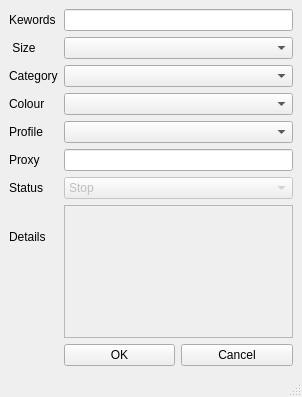
This is supreme/view/add_keywords.ui in phongtran0715/shoppingbot as Qt 5 draws it before an edit. The edited form follows.
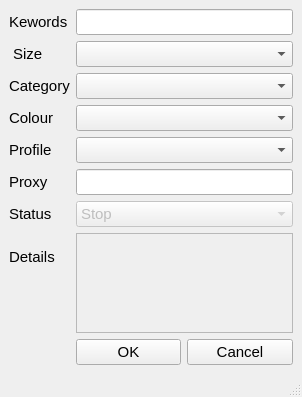
This is the edited form.

Diff of the .ui file:
```diff
--- a/supreme/view/add_keywords.ui
+++ b/supreme/view/add_keywords.ui
@@ -10,6 +10,11 @@
     <height>397</height>
    </rect>
   </property>
+  <property name="font">
+   <font>
+    <pointsize>11</pointsize>
+   </font>
+  </property>
   <property name="windowTitle">
    <string>Keywords monitoring</string>
   </property>
@@ -26,6 +31,11 @@
     </item>
     <item row="6" column="0">
      <widget class="QLabel" name="label_7">
+      <property name="font">
+       <font>
+        <pointsize>11</pointsize>
+       </font>
+      </property>
       <property name="text">
        <string>Status</string>
       </property>
@@ -33,6 +43,11 @@
     </item>
     <item row="3" column="0">
      <widget class="QLabel" name="label_4">
+      <property name="font">
+       <font>
+        <pointsize>11</pointsize>
+       </font>
+      </property>
       <property name="text">
        <string>Colour</string>
       </property>
@@ -67,6 +82,11 @@
     </item>
     <item row="9" column="1">
      <widget class="QPushButton" name="btnKeywordOK">
+      <property name="font">
+       <font>
+        <pointsize>11</pointsize>
+       </font>
+      </property>
       <property name="text">
        <string>OK</string>
       </property>
@@ -74,6 +94,11 @@
     </item>
     <item row="5" column="0">
      <widget class="QLabel" name="label_6">
+      <property name="font">
+       <font>
+        <pointsize>11</pointsize>
+       </font>
+      </property>
       <property name="text">
        <string>Proxy</string>
       </property>
@@ -84,6 +109,11 @@
     </item>
     <item row="9" column="2">
      <widget class="QPushButton" name="btnCancel">
+      <property name="font">
+       <font>
+        <pointsize>11</pointsize>
+       </font>
+      </property>
       <property name="text">
        <string>Cancel</string>
       </property>
@@ -104,6 +134,11 @@
       <property name="enabled">
        <bool>false</bool>
       </property>
+      <property name="font">
+       <font>
+        <pointsize>11</pointsize>
+       </font>
+      </property>
       <item>
        <property name="text">
         <string>Stop</string>
@@ -128,6 +163,11 @@
     </item>
     <item row="0" column="0">
      <widget class="QLabel" name="label">
+      <property name="font">
+       <font>
+        <pointsize>11</pointsize>
+       </font>
+      </property>
       <property name="text">
        <string>Kewords</string>
       </property>
@@ -192,6 +232,11 @@
     </item>
     <item row="1" column="0">
      <widget class="QLabel" name="label_2">
+      <property name="font">
+       <font>
+        <pointsize>11</pointsize>
+       </font>
+      </property>
       <property name="text">
        <string> Size</string>
       </property>
@@ -202,6 +247,11 @@
     </item>
     <item row="2" column="0">
      <widget class="QLabel" name="label_3">
+      <property name="font">
+       <font>
+        <pointsize>11</pointsize>
+       </font>
+      </property>
       <property name="text">
        <string>Category</string>
       </property>
@@ -215,6 +265,11 @@
     </item>
     <item row="4" column="0">
      <widget class="QLabel" name="label_5">
+      <property name="font">
+       <font>
+        <pointsize>11</pointsize>
+       </font>
+      </property>
       <property name="text">
        <string>Profile</string>
       </property>
@@ -225,6 +280,11 @@
     </item>
     <item row="7" column="0">
      <widget class="QLabel" name="label_8">
+      <property name="font">
+       <font>
+        <pointsize>11</pointsize>
+       </font>
+      </property>
       <property name="text">
        <string>Details</string>
       </property>
```
